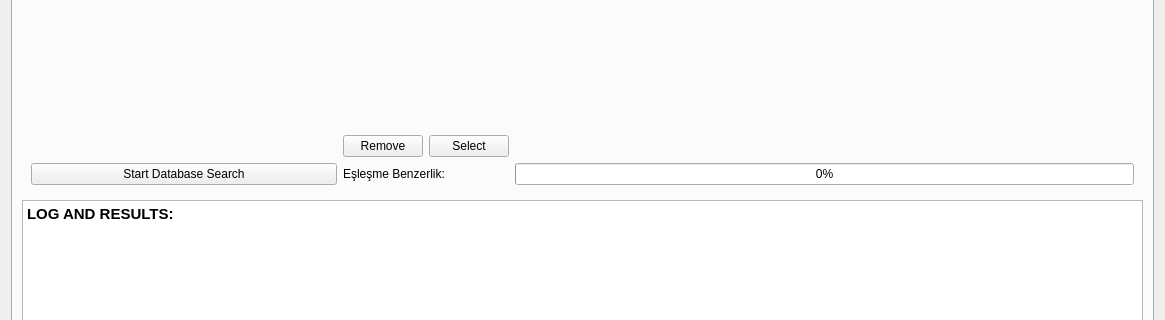
This is raw_ui_files/FaceRecognitionScreen.ui in MehmetYukselSekeroglu/TheHive as Qt 5 draws it before an edit; both pictures show x 0 to 1165 and y 264 to 584 of the 1165 by 763 pixel window. The edited form follows.
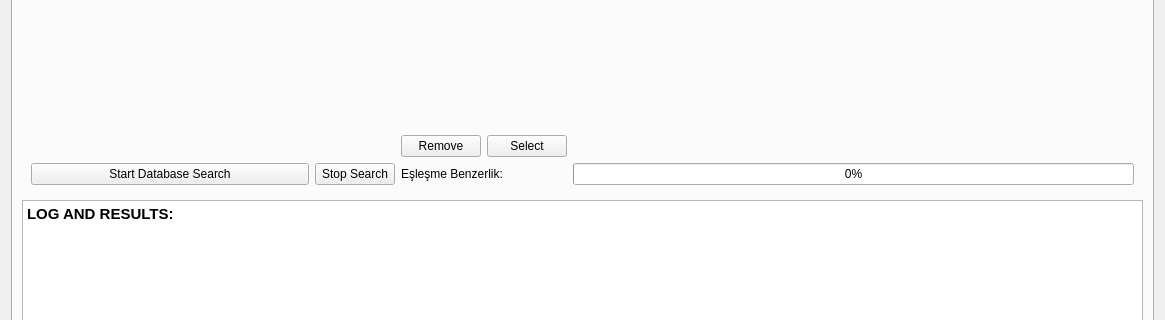
This is the edited form. The open tabs and pages were chosen to show the change.

Commit message: Face Recognition Critical Update

```diff
--- a/raw_ui_files/FaceRecognitionScreen.ui
+++ b/raw_ui_files/FaceRecognitionScreen.ui
@@ -77,22 +77,15 @@
        <item row="1" column="0" colspan="2">
         <widget class="QWidget" name="widget" native="true">
          <layout class="QGridLayout" name="gridLayout_3">
-          <item row="1" column="3" colspan="2">
+          <item row="1" column="5" colspan="2">
            <widget class="QProgressBar" name="progressBar_benzerlikBari">
             <property name="value">
              <number>0</number>
             </property>
            </widget>
           </item>
-          <item row="0" column="2">
-           <widget class="QPushButton" name="pushButton_selectSourceImage">
-            <property name="text">
-             <string>Select</string>
-            </property>
-           </widget>
-          </item>
-          <item row="0" column="0">
-           <spacer name="horizontalSpacer_2">
+          <item row="0" column="6">
+           <spacer name="horizontalSpacer_3">
             <property name="orientation">
              <enum>Qt::Horizontal</enum>
             </property>
@@ -104,42 +97,56 @@
             </property>
            </spacer>
           </item>
-          <item row="1" column="0">
+          <item row="1" column="1">
            <widget class="QPushButton" name="pushButton_startDbSearch">
             <property name="text">
              <string>Start Database Search</string>
             </property>
            </widget>
           </item>
-          <item row="1" column="1" colspan="2">
+          <item row="1" column="3" colspan="2">
            <widget class="QLabel" name="label">
             <property name="text">
              <string>Eşleşme Benzerlik:</string>
             </property>
            </widget>
           </item>
-          <item row="0" column="1">
+          <item row="0" column="3">
            <widget class="QPushButton" name="pushButton_removeSourceImage">
             <property name="text">
              <string>Remove</string>
             </property>
            </widget>
           </item>
-          <item row="0" column="3">
-           <spacer name="horizontalSpacer">
-            <property name="orientation">
-             <enum>Qt::Horizontal</enum>
-            </property>
-            <property name="sizeHint" stdset="0">
-             <size>
-              <width>40</width>
-              <height>20</height>
-             </size>
-            </property>
-           </spacer>
-          </item>
           <item row="0" column="4">
-           <spacer name="horizontalSpacer_3">
+           <widget class="QPushButton" name="pushButton_selectSourceImage">
+            <property name="text">
+             <string>Select</string>
+            </property>
+           </widget>
+          </item>
+          <item row="0" column="5">
+           <spacer name="horizontalSpacer">
+            <property name="orientation">
+             <enum>Qt::Horizontal</enum>
+            </property>
+            <property name="sizeHint" stdset="0">
+             <size>
+              <width>40</width>
+              <height>20</height>
+             </size>
+            </property>
+           </spacer>
+          </item>
+          <item row="1" column="2">
+           <widget class="QPushButton" name="pushButton_stopSearch">
+            <property name="text">
+             <string>Stop Search</string>
+            </property>
+           </widget>
+          </item>
+          <item row="0" column="1">
+           <spacer name="horizontalSpacer_2">
             <property name="orientation">
              <enum>Qt::Horizontal</enum>
             </property>
```
Left out of the diff: 2 changed lines with no effect on the pictures. The commit also changes 8 other files.
